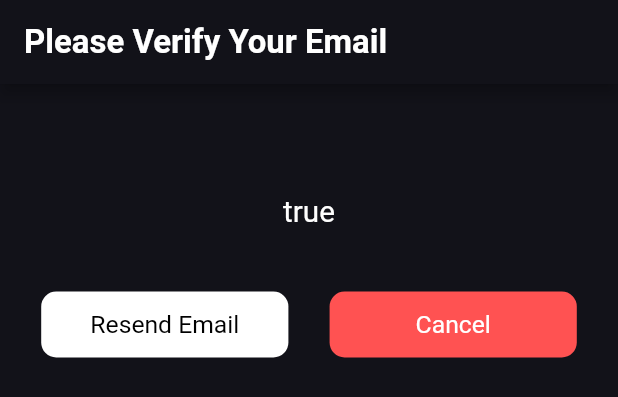
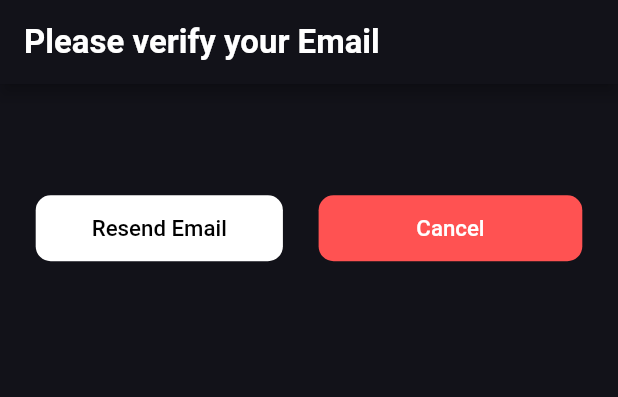
Before and after one commit to yagizdo/crypto_tracker_app, a Flutter app: the EmailVerifyView widget shown alone on an empty page, opened directly, on a phone screen of 412 x 824 dp. Shown: the top 397 px of the screen. Run offline on Flutter 3.47's test engine with Material 2 defaults, Android fonts, the phone set to English and light mode, and no system bars; our stand-ins replace cloud_firestore, easy_localization, firebase_auth, firebase_core, flutter_screenutil, get_it and 3 more; missing offline and left inert: sign_button; accounts and stored records are empty; generated files the repository leaves out were written again.

Commit message:
added: Localization for Email Verify view

```diff
--- a/lib/i18n/langs/en.json
+++ b/lib/i18n/langs/en.json
@@ -54,6 +54,11 @@
       "reset_btn_txt": "Reset Password",
       "back_btn": "Back to login",
       "title": "Reset Password"
+    },
+    "email_verify": {
+      "title": "Please verify your Email",
+      "resend_email_btn": "Resend Email",
+      "cancel_btn": "Cancel"
     }
   }
 }
--- a/lib/i18n/langs/tr.json
+++ b/lib/i18n/langs/tr.json
@@ -54,6 +54,11 @@
       "reset_btn_txt": "Sıfırla",
       "back_btn": "Geri dön",
       "title": "Şifre sıfırlama"
+    },
+    "email_verify": {
+      "title": "Lütfen E-postanızı doğrulayın",
+      "resend_email_btn": "E-postayı tekrar gönder",
+      "cancel_btn": "Vazgeç"
     }
   }
 }
--- a/lib/views/email_verify_view.dart
+++ b/lib/views/email_verify_view.dart
@@ -62,14 +62,11 @@ class _EmailVerifyViewState extends State<EmailVerifyView> {
     return MainLayout(
       appBar: AppBar(
         backgroundColor: AppColors.blackBackground,
-        title: Text('Please Verify Your Email',style: TextStyle(color: CupertinoColors.white,fontSize: 20.sp,fontWeight: FontWeight.bold)),
+        title: Text(LocaleKeys.auth_email_verify_title.tr(),style: TextStyle(color: CupertinoColors.white,fontSize: 20.sp,fontWeight: FontWeight.bold)),
       ),
       content: Center(
         child: Column(
           children: [
-            height10Per(context: context),
-            Text(
-              '${_authService.currentUser?.emailVerified ?? 'No Data'}', style: TextStyle(color: CupertinoColors.white,fontSize: 18.sp),),
             height10Per(context: context),
             Row(
               mainAxisAlignment: MainAxisAlignment.spaceEvenly,
@@ -83,7 +80,7 @@ class _EmailVerifyViewState extends State<EmailVerifyView> {
                     width: 150.w,
                     height: 40.w,
                     decoration: BoxDecoration(color: Colors.white,borderRadius: BorderRadius.circular(10)),
-                    child: Text('Resend Email',style: TextStyle(color: CupertinoColors.black,fontSize: 15.sp)),
+                    child: Text(LocaleKeys.auth_email_verify_resend_email_btn.tr(), textAlign: TextAlign.center ,style: TextStyle(color: CupertinoColors.black,fontSize: 13.5.sp, fontWeight: FontWeight.w500),),
                   ),
                 ),
                 TapWrapper(
@@ -93,10 +90,10 @@ class _EmailVerifyViewState extends State<EmailVerifyView> {
                   },
                   child: Container(
                     alignment: Alignment.center,
-                    width: 150.w,
+                    width: 160.w,
                     height: 40.w,
                     decoration: BoxDecoration(color: Colors.redAccent,borderRadius: BorderRadius.circular(10)),
-                    child: Text('Cancel',style: TextStyle(color: CupertinoColors.white,fontSize: 15.sp)),
+                    child: Text(LocaleKeys.auth_email_verify_cancel_btn.tr(),style: TextStyle(color: CupertinoColors.white,fontSize: 13.5.sp,fontWeight: FontWeight.w500)),
                   ),
                 ),
               ],
```
Also changed, not shown: lib/i18n/codegen_loader.g.dart, lib/i18n/locale_keys.g.dart.
